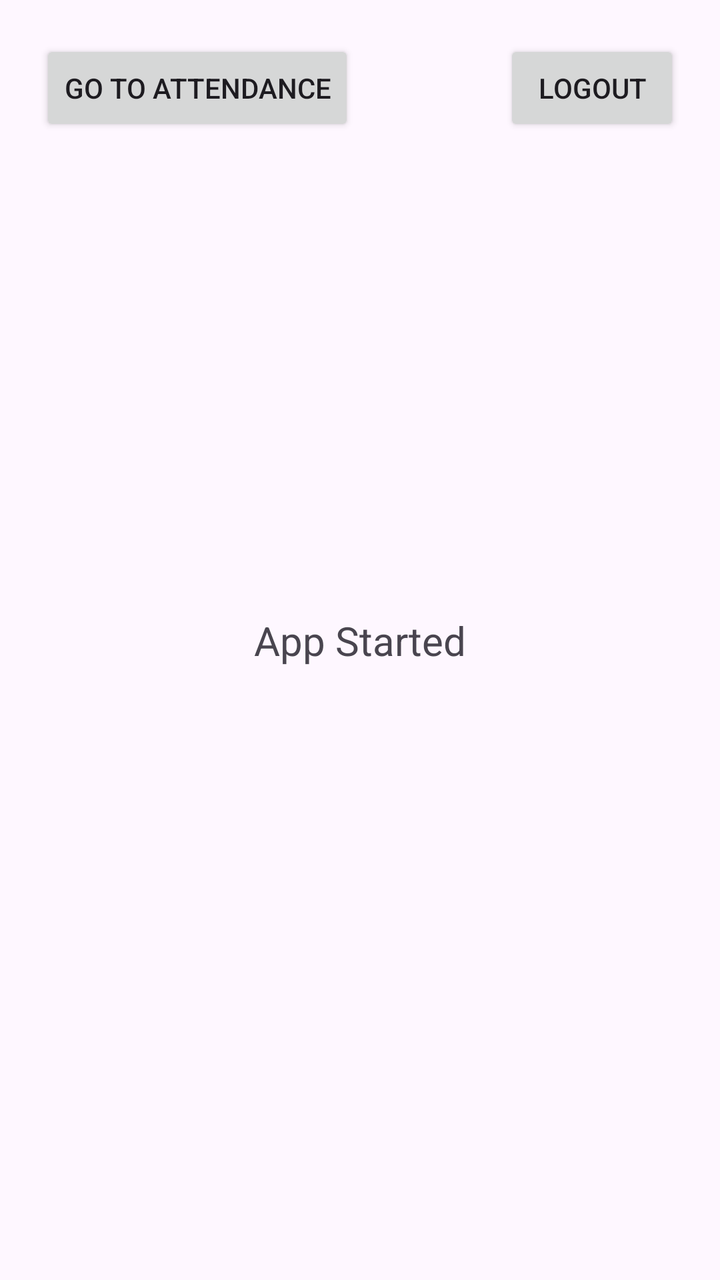
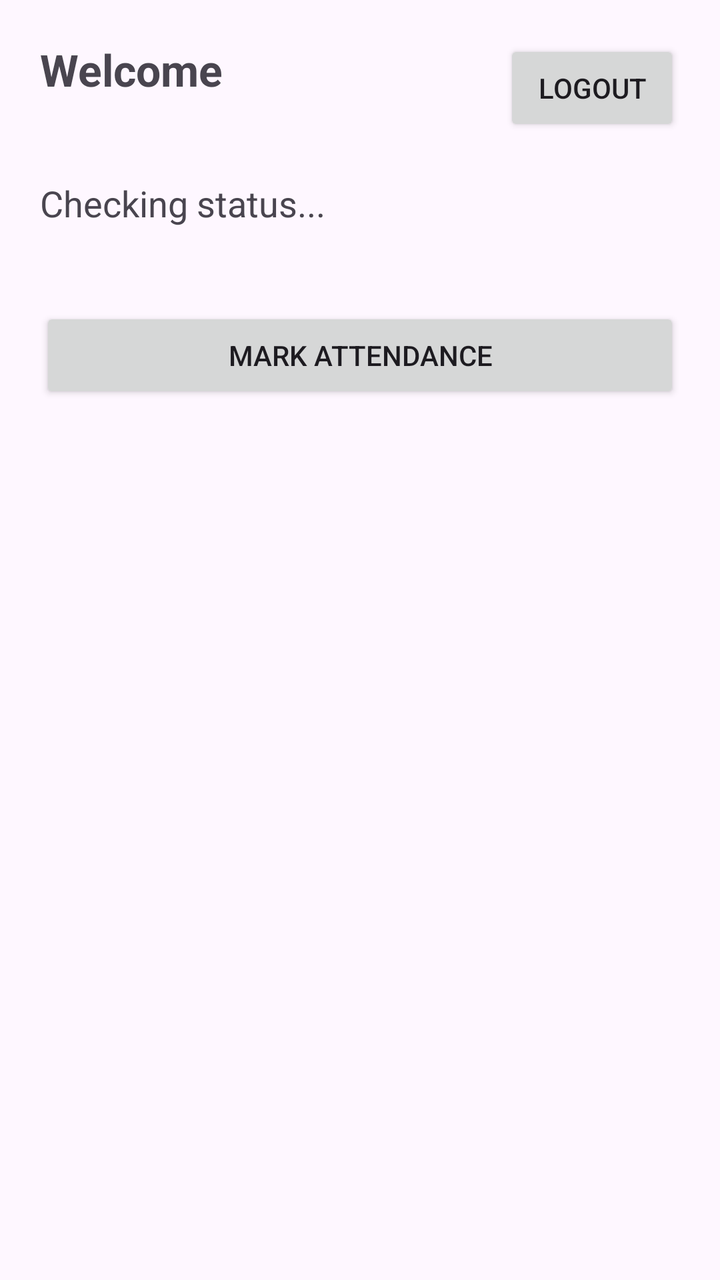

Two renders of the same Android screen: before a commit and after it. Below are the layout's source before the change and the commit's diff.
<!-- AndroidManifest.xml: application theme Theme.AttendancePRO -->
<!-- res/layout/activity_main.xml -->
<?xml version="1.0" encoding="utf-8"?>
<androidx.constraintlayout.widget.ConstraintLayout
    xmlns:android="http://schemas.android.com/apk/res/android"
    xmlns:app="http://schemas.android.com/apk/res-auto"
    android:layout_width="match_parent"
    android:layout_height="match_parent">

    <TextView
        android:text="App Started"
        android:textSize="20sp"
        android:layout_width="wrap_content"
        android:layout_height="wrap_content"
        app:layout_constraintTop_toTopOf="parent"
        app:layout_constraintBottom_toBottomOf="parent"
        app:layout_constraintStart_toStartOf="parent"
        app:layout_constraintEnd_toEndOf="parent"/>
    <Button
        android:id="@+id/logoutBtn"
        android:layout_width="wrap_content"
        android:layout_height="wrap_content"
        android:text="Logout"
        app:layout_constraintTop_toTopOf="parent"
        app:layout_constraintEnd_toEndOf="parent"
        android:layout_margin="20dp"/>
    <Button
        android:id="@+id/attendanceBtn"
        android:layout_width="wrap_content"
        android:layout_height="wrap_content"
        android:text="Go to Attendance"

        app:layout_constraintTop_toTopOf="parent"
        app:layout_constraintStart_toStartOf="parent"
        android:layout_margin="20dp"/>
</androidx.constraintlayout.widget.ConstraintLayout>
<!-- resources referenced by this layout -->
<resources>
  <style name="Theme.AttendancePRO" parent="Base.Theme.AttendancePRO" />
  <style name="Base.Theme.AttendancePRO" parent="Theme.Material3.DayNight.NoActionBar">
          
          
      </style>
</resources>

<!-- the commit's change to res/layout/activity_main.xml (unified diff, before → after) -->
@@ -3,32 +3,49 @@
     xmlns:android="http://schemas.android.com/apk/res/android"
     xmlns:app="http://schemas.android.com/apk/res-auto"
     android:layout_width="match_parent"
-    android:layout_height="match_parent">
+    android:layout_height="match_parent"
+    android:padding="20dp">
 
+    
     <TextView
-        android:text="App Started"
-        android:textSize="20sp"
+        android:id="@+id/welcomeText"
         android:layout_width="wrap_content"
         android:layout_height="wrap_content"
+        android:text="Welcome"
+        android:textSize="22sp"
+        android:textStyle="bold"
         app:layout_constraintTop_toTopOf="parent"
-        app:layout_constraintBottom_toBottomOf="parent"
-        app:layout_constraintStart_toStartOf="parent"
-        app:layout_constraintEnd_toEndOf="parent"/>
+        app:layout_constraintStart_toStartOf="parent"/>
+
+    
     <Button
         android:id="@+id/logoutBtn"
         android:layout_width="wrap_content"
         android:layout_height="wrap_content"
         android:text="Logout"
         app:layout_constraintTop_toTopOf="parent"
-        app:layout_constraintEnd_toEndOf="parent"
-        android:layout_margin="20dp"/>
+        app:layout_constraintEnd_toEndOf="parent"/>
+
+    
+    <TextView
+        android:id="@+id/statusText"
+        android:layout_width="wrap_content"
+        android:layout_height="wrap_content"
+        android:text="Checking status..."
+        android:textSize="18sp"
+        app:layout_constraintTop_toBottomOf="@id/welcomeText"
+        app:layout_constraintStart_toStartOf="parent"
+        android:layout_marginTop="40dp"/>
+
+    
     <Button
         android:id="@+id/attendanceBtn"
-        android:layout_width="wrap_content"
+        android:layout_width="match_parent"
         android:layout_height="wrap_content"
-        android:text="Go to Attendance"
+        android:text="Mark Attendance"
+        android:layout_marginTop="40dp"
+        app:layout_constraintTop_toBottomOf="@id/statusText"
+        app:layout_constraintStart_toStartOf="parent"
+        app:layout_constraintEnd_toEndOf="parent"/>
 
-        app:layout_constraintTop_toTopOf="parent"
-        app:layout_constraintStart_toStartOf="parent"
-        android:layout_margin="20dp"/>
 </androidx.constraintlayout.widget.ConstraintLayout>
